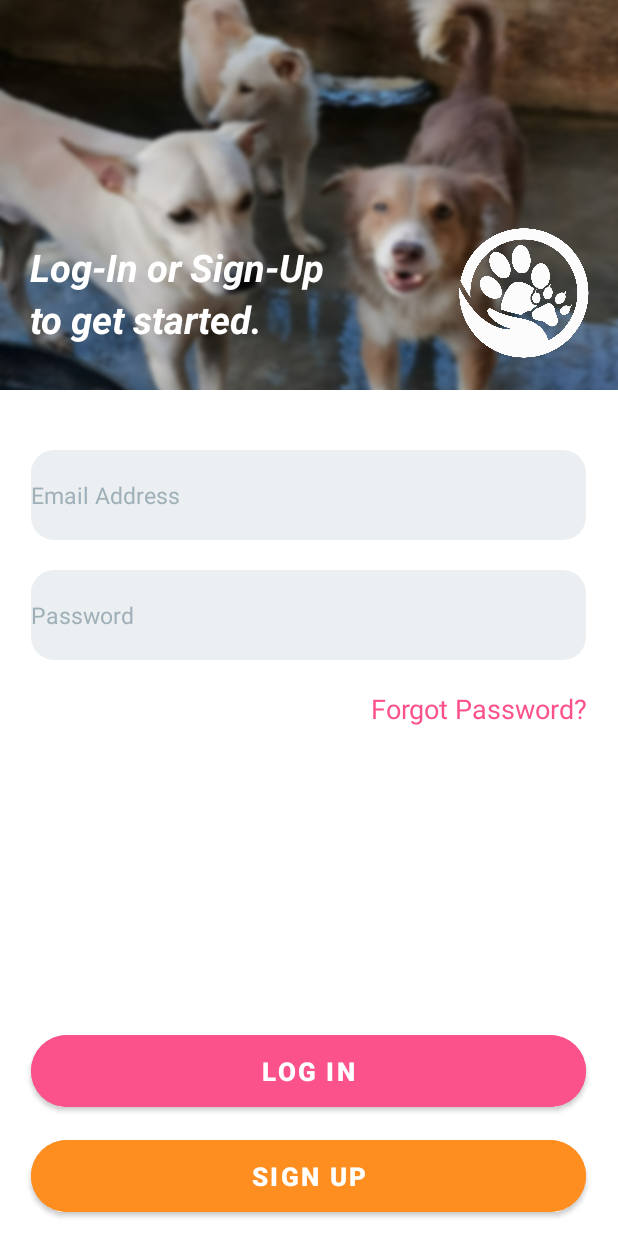
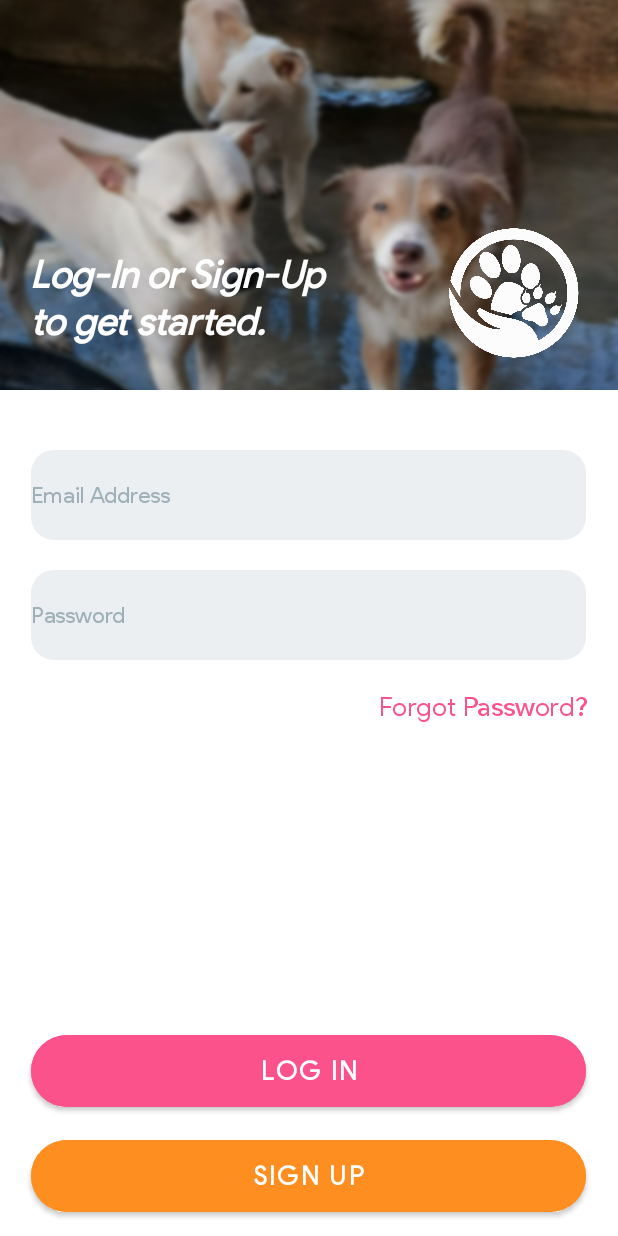
Before and after one commit to charleology/scratch, an Android app: the screen it shows after launch (MainActivity), on a phone screen of 412 x 824 dp. Run offline under Robolectric (Android 15) with nearby library versions, the phone set to English and light mode, and no system bars.

Commit message:
Commitment is a no no.

```diff
--- a/app/src/main/res/layout/activity_main.xml
+++ b/app/src/main/res/layout/activity_main.xml
@@ -24,7 +24,7 @@
             android:orientation="vertical">
 
             <TextView
-                android:layout_width="wrap_content"
+                android:layout_width="match_parent"
                 android:layout_height="wrap_content"
                 android:layout_gravity="bottom"
                 android:layout_marginStart="20dp"
--- a/app/src/main/res/values/themes.xml
+++ b/app/src/main/res/values/themes.xml
@@ -13,6 +13,7 @@
         <item name="android:statusBarColor" tools:targetApi="l">@android:color/transparent</item>
         <!-- Customize your theme here. -->
         <item name="android:autofilledHighlight" tools:targetApi="o">@android:color/transparent</item>
+        <item name="fontFamily">@font/productsans_regular</item>
 
     </style>
 
```
Also changed, not shown: app/src/main/res/font/productsans_regular.ttf (added).
